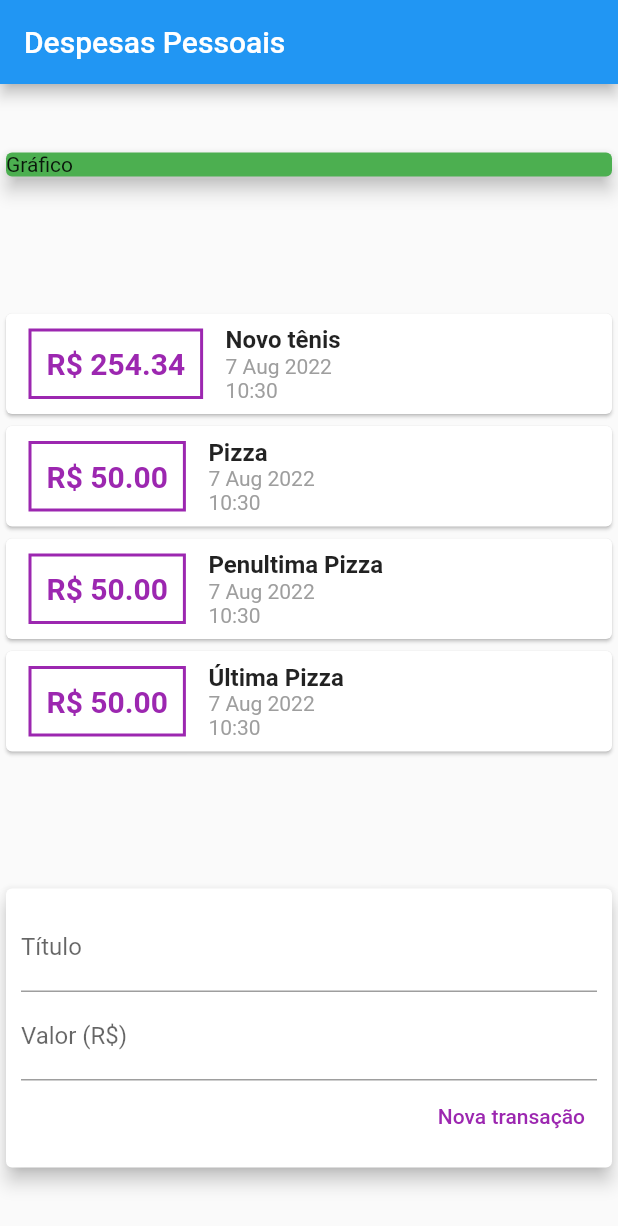
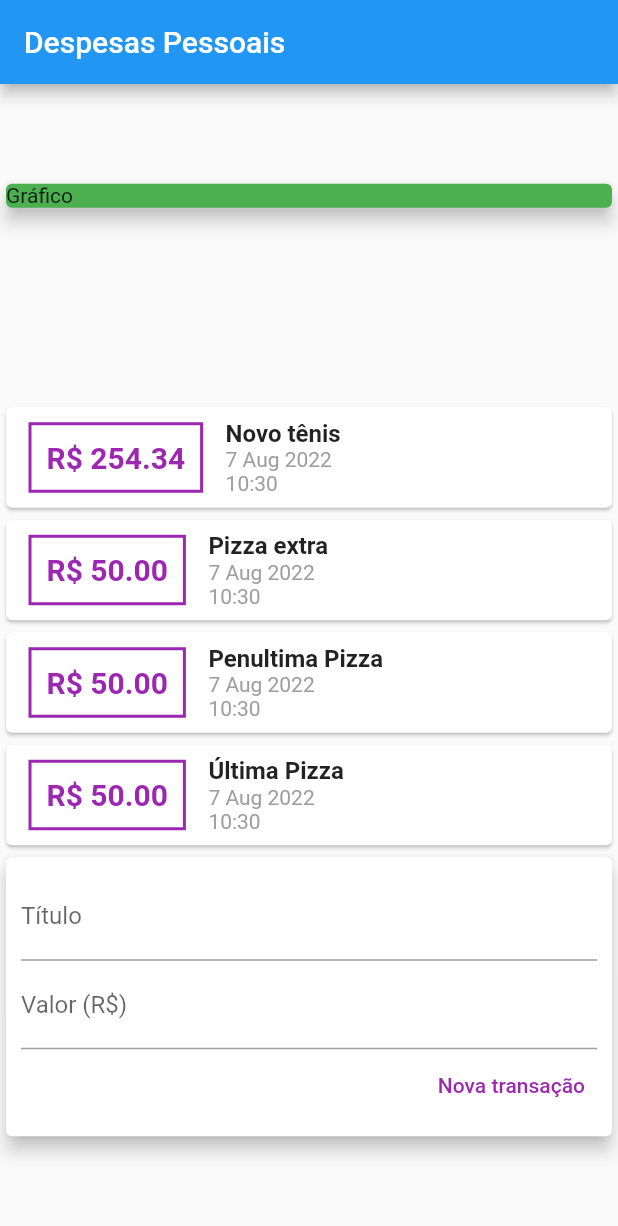
Before and after one commit to josephdonald/expenses, a Flutter app: the screen it shows after launch, on a phone screen of 412 x 824 dp. Shown: the top 1226 px of the screen. Run offline on Flutter 3.47's test engine with Material 2 defaults, Android fonts, the phone set to English and light mode, and no system bars.

Commit message:
Commit antes da correção do erro de overflow na tela.

```diff
--- a/lib/Home.dart
+++ b/lib/Home.dart
@@ -1,39 +1,7 @@
-import 'package:expenses/models/transaction.dart';
+import 'package:expenses/components/transaction_user.dart';
 import 'package:flutter/material.dart';
-import 'package:intl/intl.dart';
 
 class Home extends StatelessWidget {
-  // const Home({Key? key}) : super(key: key);
-
-  final TextEditingController _titleController = TextEditingController();
-  final TextEditingController _valueController = TextEditingController();
-
-  final _transactions = [
-    Transaction(
-      id: 't1',
-      title: 'Novo tênis',
-      value: 254.34,
-      date: DateTime.now(),
-    ),
-    Transaction(
-      id: 't2',
-      title: 'Pizza',
-      value: 50,
-      date: DateTime.now(),
-    ),
-    Transaction(
-      id: 't2',
-      title: 'Penultima Pizza',
-      value: 50,
-      date: DateTime.now(),
-    ),
-    Transaction(
-      id: 't2',
-      title: 'Última Pizza',
-      value: 50,
-      date: DateTime.now(),
-    ),
-  ];
 
   @override
   Widget build(BuildContext context) {
@@ -53,94 +21,7 @@ class Home extends StatelessWidget {
                 elevation: 5,
               ),
             ),
-            Column(
-                children: _transactions.map((tr) {
-              return Card(
-                child: Row(
-                  children: [
-                    Container(
-                      child: Text(
-                        'R\$ ${tr.value.toStringAsFixed(2)}',
-                        style: TextStyle(
-                          fontWeight: FontWeight.bold,
-                          fontSize: 20,
-                          color: Colors.purple,
-                        ),
-                      ),
-                      margin: EdgeInsets.symmetric(
-                        horizontal: 15,
-                        vertical: 10,
-                      ),
-                      decoration: BoxDecoration(
-                        border: Border.all(
-                          color: Colors.purple,
-                          width: 2,
-                        ),
-                      ),
-                      padding: EdgeInsets.all(10),
-                    ),
-                    Column(
-                      children: [
-                        Text(
-                          tr.title,
-                          style: TextStyle(
-                            fontSize: 16,
-                            fontWeight: FontWeight.bold,
-                          ),
-                        ),
-                        Text(
-                          DateFormat('d MMM y').format(tr.date),
-                          style: TextStyle(
-                            color: Colors.grey,
-                          ),
-                        ),
-                        Text(
-                          DateFormat.Hm().format(tr.date),
-                          style: TextStyle(
-                            color: Colors.grey,
-                          ),
-                        ),
-                        // Text(tr.date.day.toString()+"/"+tr.date.month.toString()+"/"+tr.date.year.toString()),
-                      ],
-                      crossAxisAlignment: CrossAxisAlignment.start,
-                    )
-                  ],
-                ),
-              );
-            }).toList()),
-            Card(
-              elevation: 5,
-              child: Padding(
-                padding: const EdgeInsets.all(10),
-                child: Column(
-                  crossAxisAlignment: CrossAxisAlignment.end,
-                  children: [
-                    TextField(
-                      controller: _titleController,
-                      decoration: const InputDecoration(
-                        labelText: "Título",
-                      ),
-                    ),
-                    TextField(
-                      controller: _valueController,
-                      decoration: const InputDecoration(
-                        labelText: "Valor (R\$) ",
-                      ),
-                    ),
-                    TextButton(
-                      onPressed: () {
-                        print("TEXTO:" + _titleController.text);
-                        print("VALOR:" + _valueController.text);
-                      },
-                      child: const Text(
-                        "Nova transação",
-                        style: TextStyle(color: Colors.purple),
-                      ),
-                    ),
-                  ],
-                ),
-              ),
-            ),
+            TransactionUser(),
           ],
         ));
   }
--- /dev/null
+++ b/lib/Home_OLD.dart
@@ -0,0 +1,147 @@
+import 'package:expenses/models/transaction.dart';
+import 'package:flutter/material.dart';
+import 'package:intl/intl.dart';
+
+class Home extends StatelessWidget {
+  // const Home({Key? key}) : super(key: key);
+
+  final TextEditingController _titleController = TextEditingController();
+  final TextEditingController _valueController = TextEditingController();
+
+  final _transactions = [
+    Transaction(
+      id: 't1',
+      title: 'Novo tênis',
+      value: 254.34,
+      date: DateTime.now(),
+    ),
+    Transaction(
+      id: 't2',
+      title: 'Pizza',
+      value: 50,
+      date: DateTime.now(),
+    ),
+    Transaction(
+      id: 't2',
+      title: 'Penultima Pizza',
+      value: 50,
+      date: DateTime.now(),
+    ),
+    Transaction(
+      id: 't2',
+      title: 'Última Pizza',
+      value: 50,
+      date: DateTime.now(),
+    ),
+  ];
+
+  @override
+  Widget build(BuildContext context) {
+    return Scaffold(
+        appBar: AppBar(
+          title: Text("Despesas Pessoais"),
+        ),
+        body: Column(
+          mainAxisAlignment: MainAxisAlignment.spaceAround,
+          crossAxisAlignment: CrossAxisAlignment.stretch,
+          children: [
+            Container(
+              // width: double.infinity,
+              child: Card(
+                color: Colors.green,
+                child: Text("Gráfico"),
+                elevation: 5,
+              ),
+            ),
+            Column(
+                children: _transactions.map((tr) {
+              return Card(
+                child: Row(
+                  children: [
+                    Container(
+                      child: Text(
+                        'R\$ ${tr.value.toStringAsFixed(2)}',
+                        style: TextStyle(
+                          fontWeight: FontWeight.bold,
+                          fontSize: 20,
+                          color: Colors.purple,
+                        ),
+                      ),
+                      margin: EdgeInsets.symmetric(
+                        horizontal: 15,
+                        vertical: 10,
+                      ),
+                      decoration: BoxDecoration(
+                        border: Border.all(
+                          color: Colors.purple,
+                          width: 2,
+                        ),
+                      ),
+                      padding: EdgeInsets.all(10),
+                    ),
+                    Column(
+                      children: [
+                        Text(
+                          tr.title,
+                          style: TextStyle(
+                            fontSize: 16,
+                            fontWeight: FontWeight.bold,
+                          ),
+                        ),
+                        Text(
+                          DateFormat('d MMM y').format(tr.date),
+                          style: TextStyle(
+                            color: Colors.grey,
+                          ),
+                        ),
+                        Text(
+                          DateFormat.Hm().format(tr.date),
+                          style: TextStyle(
+                            color: Colors.grey,
+                          ),
+                        ),
+                        // Text(tr.date.day.toString()+"/"+tr.date.month.toString()+"/"+tr.date.year.toString()),
+                      ],
+                      crossAxisAlignment: CrossAxisAlignment.start,
+                    )
+                  ],
+                ),
+              );
+            }).toList()),
+            Card(
+              elevation: 5,
+              child: Padding(
+                padding: const EdgeInsets.all(10),
+                child: Column(
+                  crossAxisAlignment: CrossAxisAlignment.end,
+                  children: [
+                    TextField(
+                      controller: _titleController,
+                      decoration: const InputDecoration(
+                        labelText: "Título",
+                      ),
+                    ),
+                    TextField(
+                      controller: _valueController,
+                      decoration: const InputDecoration(
+                        labelText: "Valor (R\$) ",
+                      ),
+                    ),
+                    TextButton(
+                      onPressed: () {
+                        print("TEXTO:" + _titleController.text);
+                        print("VALOR:" + _valueController.text);
+                      },
+                      child: const Text(
+                        "Nova transação",
+                        style: TextStyle(color: Colors.purple),
+                      ),
+                    ),
+                  ],
+                ),
+              ),
+            ),
+          ],
+        ));
+  }
+}
--- /dev/null
+++ b/lib/components/transaction_form.dart
@@ -0,0 +1,52 @@
+import 'package:flutter/material.dart';
+
+class TransactionForm extends StatelessWidget {
+
+  final TextEditingController _titleController = TextEditingController();
+  final TextEditingController _valueController = TextEditingController();
+  final Function(String, double) onSubmit;
+
+  TransactionForm(this.onSubmit);
+
+  @override
+  Widget build(BuildContext context) {
+    return Card(
+      elevation: 5,
+      child: Padding(
+        padding: const EdgeInsets.all(10),
+        child: Column(
+          crossAxisAlignment: CrossAxisAlignment.end,
+          children: [
+            TextField(
+              controller: _titleController,
+              decoration: const InputDecoration(
+                labelText: "Título",
+              ),
+            ),
+            TextField(
+              controller: _valueController,
+              decoration: const InputDecoration(
+                labelText: "Valor (R\$) ",
+              ),
+            ),
+            TextButton(
+              onPressed: () {
+                final typedText = _titleController.text;
+                final typedValue = double.parse(_valueController.text);
+                print("TEXTO:" + _titleController.text);
+                print("VALOR:" + _valueController.text);
+
+                onSubmit(typedText, typedValue);
+
+              },
+              child: const Text(
+                "Nova transação",
+                style: TextStyle(color: Colors.purple),
+              ),
+            ),
+          ],
+        ),
+      ),
+    );
+  }
+}
--- /dev/null
+++ b/lib/components/transaction_list.dart
@@ -0,0 +1,69 @@
+import 'package:flutter/material.dart';
+import 'package:intl/intl.dart';
+import '../models/transaction.dart';
+
+class TransactionList extends StatelessWidget {
+
+  final List<Transaction> transactions;
+
+  TransactionList(this.transactions);
+
+  @override
+  Widget build(BuildContext context) {
+    return Column(
+        children: transactions.map((tr) {
+          return Card(
+            child: Row(
+              children: [
+                Container(
+                  child: Text(
+                    'R\$ ${tr.value.toStringAsFixed(2)}',
+                    style: TextStyle(
+                      fontWeight: FontWeight.bold,
+                      fontSize: 20,
+                      color: Colors.purple,
+                    ),
+                  ),
+                  margin: EdgeInsets.symmetric(
+                    horizontal: 15,
+                    vertical: 10,
+                  ),
+                  decoration: BoxDecoration(
+                    border: Border.all(
+                      color: Colors.purple,
+                      width: 2,
+                    ),
+                  ),
+                  padding: EdgeInsets.all(10),
+                ),
+                Column(
+                  children: [
+                    Text(
+                      tr.title,
+                      style: TextStyle(
+                        fontSize: 16,
+                        fontWeight: FontWeight.bold,
+                      ),
+                    ),
+                    Text(
+                      DateFormat('d MMM y').format(tr.date),
+                      style: TextStyle(
+                        color: Colors.grey,
+                      ),
+                    ),
+                    Text(
+                      DateFormat.Hm().format(tr.date),
+                      style: TextStyle(
+                        color: Colors.grey,
+                      ),
+                    ),
+                    // Text(tr.date.day.toString()+"/"+tr.date.month.toString()+"/"+tr.date.year.toString()),
+                  ],
+                  crossAxisAlignment: CrossAxisAlignment.start,
+                ),
+              ],
+            ),
+          );
+        }).toList());
+  }
+}
--- /dev/null
+++ b/lib/components/transaction_user.dart
@@ -0,0 +1,65 @@
+import 'dart:math';
+import 'package:expenses/components/transaction_form.dart';
+import 'package:expenses/components/transaction_list.dart';
+import 'package:flutter/material.dart';
+import '../models/transaction.dart';
+
+class TransactionUser extends StatefulWidget {
+  const TransactionUser({Key? key}) : super(key: key);
+
+  @override
+  State<TransactionUser> createState() => _TransactionUserState();
+}
+
+class _TransactionUserState extends State<TransactionUser> {
+  final _transactions = [
+    Transaction(
+      id: 't1',
+      title: 'Novo tênis',
+      value: 254.34,
+      date: DateTime.now(),
+    ),
+    Transaction(
+      id: 't2',
+      title: 'Pizza extra',
+      value: 50,
+      date: DateTime.now(),
+    ),
+    Transaction(
+      id: 't2',
+      title: 'Penultima Pizza',
+      value: 50,
+      date: DateTime.now(),
+    ),
+    Transaction(
+      id: 't2',
+      title: 'Última Pizza',
+      value: 50,
+      date: DateTime.now(),
+    ),
+  ];
+
+  _addTransactions(String newTitle, double newValue) {
+    final newTransaction = Transaction(
+      id: Random().nextDouble().toString(),
+      title: newTitle,
+      value: newValue,
+      date: DateTime.now(),
+    );
+
+    setState((){
+      _transactions.add(newTransaction);
+    });
+
+  }
+
+  @override
+  Widget build(BuildContext context) {
+    return Column(
+      children: [
+        TransactionList(_transactions),
+        TransactionForm(_addTransactions),
+      ],
+    );
+  }
+}
--- /dev/null
+++ b/lib/models/transaction_OLD.dart
@@ -0,0 +1,15 @@
+class Transaction{
+
+  final String id;
+  final String title;
+  final double value;
+  final DateTime date;
+
+  Transaction({
+    required this.id,
+    required this.title,
+    required this.value,
+    required this.date,
+  });
+
+}
```
